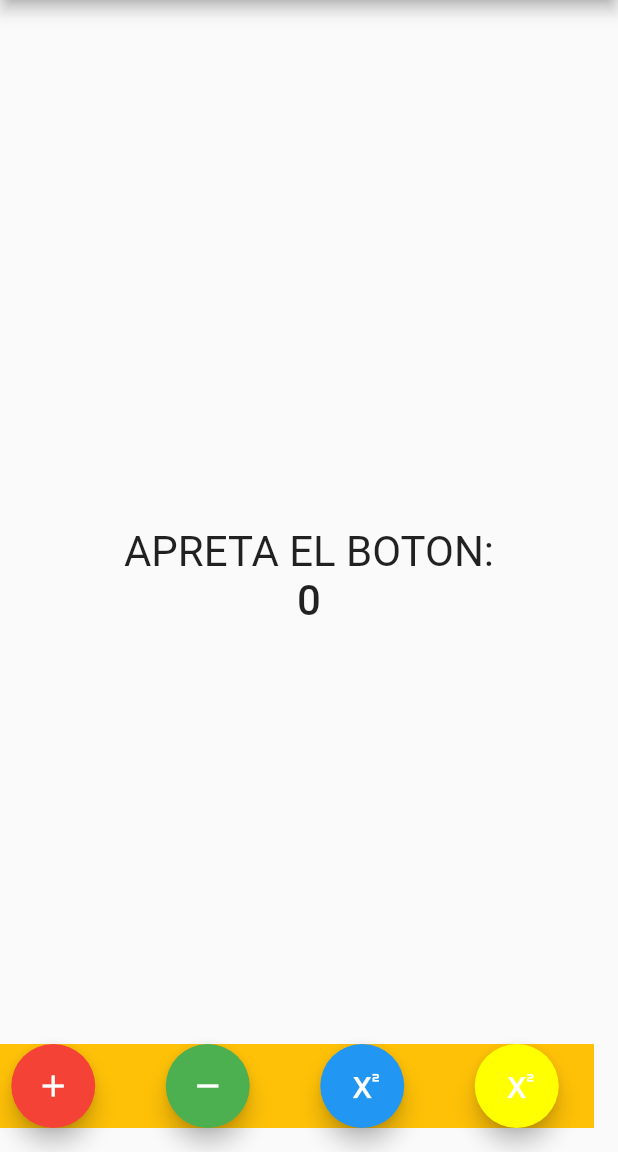
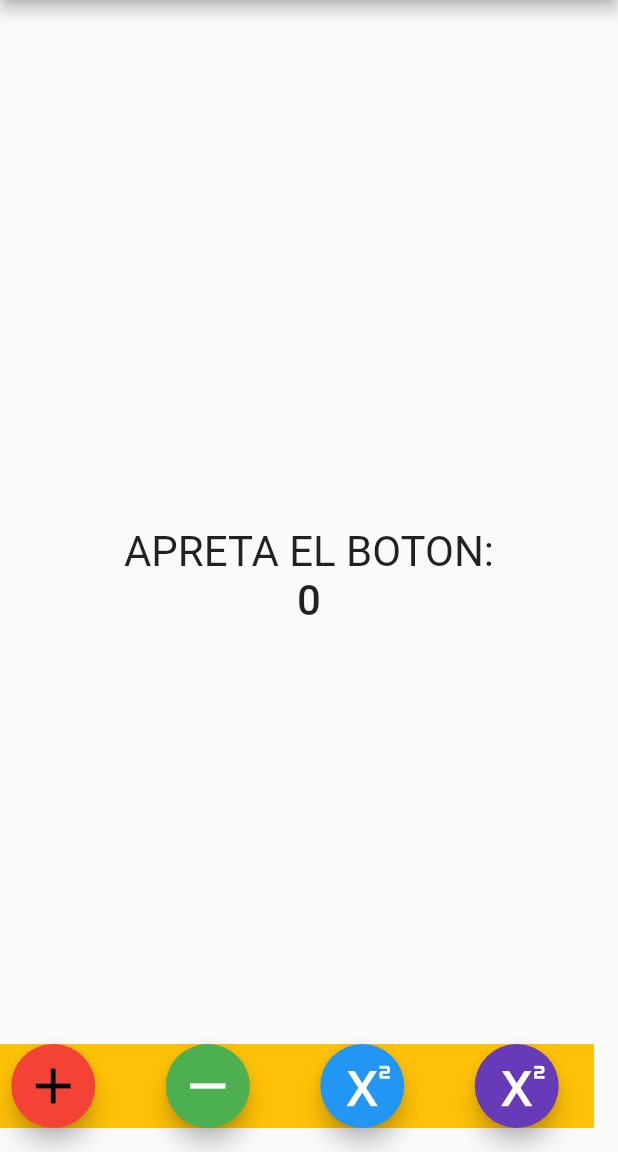
Before and after one commit to GabrielYanani/mi_primer_app, a Flutter app: the screen it shows after launch, on a phone screen of 412 x 824 dp, the part 84-1236 px from its top. Run offline on Flutter 3.47's test engine with Material 2 defaults, Android fonts, the light colour scheme and no system bars.

Commit message:
mi primera app 1.1.6

```diff
--- a/lib/main.dart
+++ b/lib/main.dart
@@ -89,7 +89,7 @@ class _MyHomePageState extends State<MyHomePage> {
               onPressed: _incrementCounter,
               tooltip: 'sumar',
               child: const Icon(
-                Icons.add,
+                Icons.add,size: 40,color: Colors.black,
               ),
             ),
             FloatingActionButton(
@@ -98,7 +98,7 @@ class _MyHomePageState extends State<MyHomePage> {
               onPressed: _restar,
               tooltip: 'restar',
               child: const Icon(
-                Icons.remove,
+                Icons.remove,size: 40,
               ),
             ),
             FloatingActionButton(
@@ -106,16 +106,16 @@ class _MyHomePageState extends State<MyHomePage> {
               onPressed: _multiplicar,
               tooltip: 'multiplicar',
               child: const Icon(
-                Icons.superscript,
+                Icons.superscript, size: 40,
               ),
             ),
             FloatingActionButton(
-              backgroundColor: Colors.yellowAccent,
+              backgroundColor: Colors.deepPurple,
               mini: false,
               onPressed: _sumarx2,
               tooltip: 'multiplicar',
               child: const Icon(
-                Icons.superscript,
+                Icons.superscript, size: 40,
               ),
             )
           ],
```
